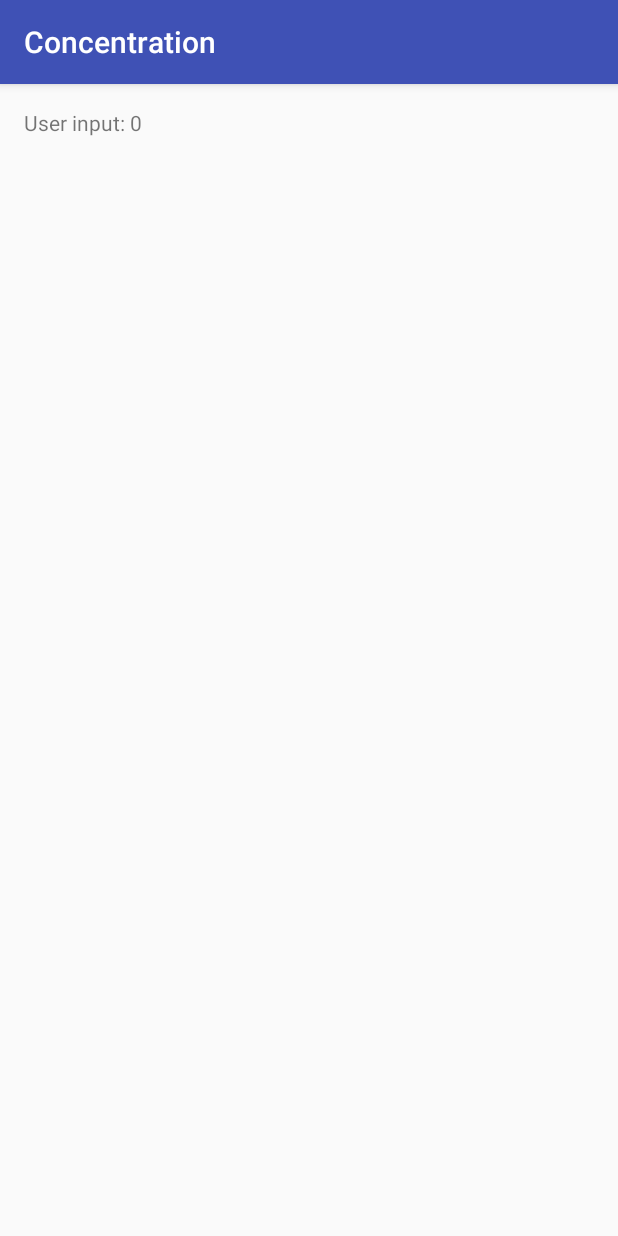
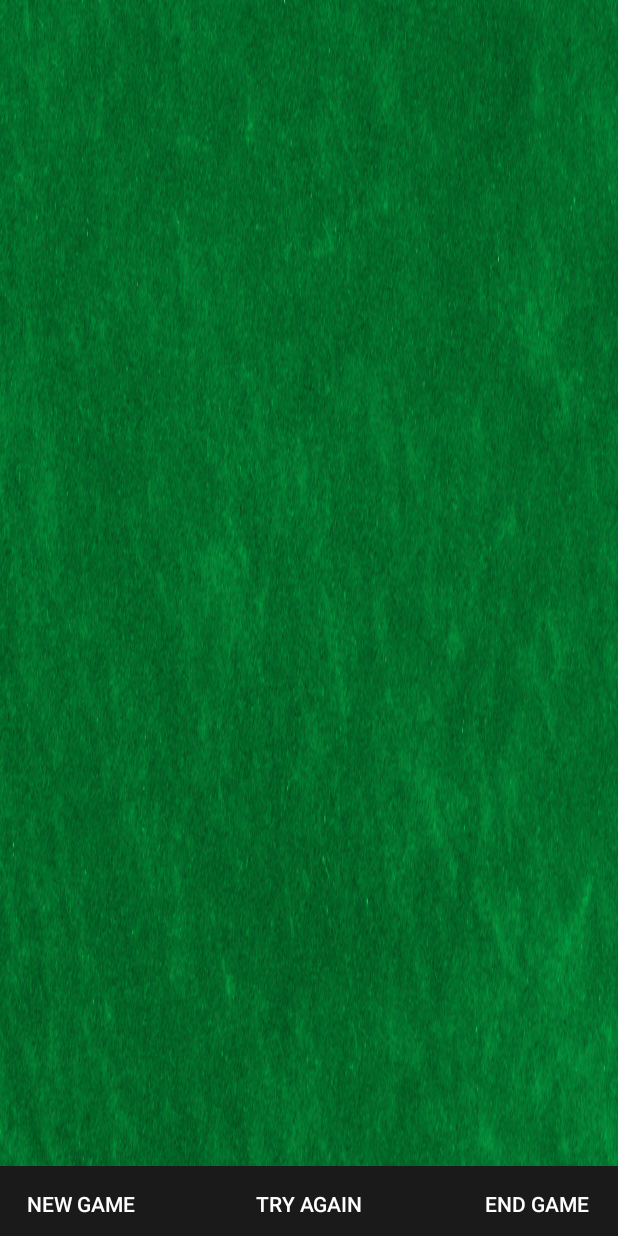
Before and after one commit to dmnuggins/CS245_AndroidApp, an Android app: the GameActivity screen opened directly, with no data from a screen before it, on a phone screen of 412 x 824 dp. Run offline under Robolectric (Android 15) with nearby library versions, the phone set to English and light mode, and no system bars.

Commit message:
Created layout for game activity

```diff
--- /dev/null
+++ b/app/src/main/java/cs245/concentration/Game/GameInstance.java
@@ -0,0 +1,8 @@
+package cs245.concentration.Game;
+
+/**
+ * Created by ELEE on 2/23/2017.
+ */
+
+public class GameInstance {
+}
--- a/app/src/main/java/cs245/concentration/GameActivity.java
+++ b/app/src/main/java/cs245/concentration/GameActivity.java
@@ -13,9 +13,9 @@ public class GameActivity extends AppCompatActivity {
     protected void onCreate(Bundle savedInstanceState) {
         super.onCreate(savedInstanceState);
         setContentView(R.layout.activity_game);
-        mText = (TextView)findViewById(R.id.textView);
-        Intent i = getIntent();
-        int input = i.getIntExtra("input", 0);
-        mText.setText("User input: " + input);
+//        mText = (TextView)findViewById(R.id.textView);
+//        Intent i = getIntent();
+//        int input = i.getIntExtra("input", 0);
+//        mText.setText("User input: " + input);
     }
 }
--- a/app/src/main/res/layout/activity_game.xml
+++ b/app/src/main/res/layout/activity_game.xml
@@ -4,14 +4,65 @@
     android:id="@+id/activity_game"
     android:layout_width="match_parent"
     android:layout_height="match_parent"
-    android:paddingBottom="@dimen/activity_vertical_margin"
-    android:paddingLeft="@dimen/activity_horizontal_margin"
-    android:paddingRight="@dimen/activity_horizontal_margin"
-    android:paddingTop="@dimen/activity_vertical_margin"
+    android:background="@drawable/poker_table"
+    android:orientation="vertical"
+
     tools:context="cs245.concentration.GameActivity">
 
-    <TextView
-        android:layout_width="wrap_content"
+    <GridLayout
+        android:id="@+id/cardsGridLayout"
+        android:layout_width="match_parent"
+        android:layout_height="match_parent"
+        android:layout_above="@+id/buttonPanel"
+        android:columnCount="4"
+        android:rowCount="5"
+        android:paddingBottom="@dimen/activity_vertical_margin"
+        android:paddingLeft="@dimen/activity_horizontal_margin"
+        android:paddingRight="@dimen/activity_horizontal_margin"
+        android:paddingTop="@dimen/activity_vertical_margin">
+
+    </GridLayout>
+
+    <RelativeLayout
+        android:id="@+id/buttonPanel"
+        style="@android:style/ButtonBar"
+        android:layout_width="match_parent"
         android:layout_height="wrap_content"
-        android:id="@+id/textView" />
+        android:layout_alignParentBottom="true"
+        android:layout_alignParentLeft="true"
+
+        android:layout_alignParentStart="true"
+        android:background="@color/buttonBarColor"
+        android:orientation="horizontal">
+
+        <Button
+            android:id="@+id/newGameButton"
+            style="?android:attr/borderlessButtonStyle"
+            android:layout_width="100dp"
+            android:layout_height="40dp"
+            android:layout_alignParentLeft="true"
+            android:layout_alignParentStart="true"
+            android:text="@string/new_game"
+            android:textColor="@color/buttonTextColor" />
+
+        <Button
+            android:id="@+id/tryAgainButton"
+            style="?android:attr/borderlessButtonStyle"
+            android:layout_width="100dp"
+            android:layout_height="40dp"
+            android:layout_alignParentTop="true"
+            android:layout_centerInParent="true"
+            android:text="@string/try_again"
+            android:textColor="@color/buttonTextColor" />
+
+        <Button
+            android:id="@+id/endGameButton"
+            style="?android:attr/borderlessButtonStyle"
+            android:layout_width="100dp"
+            android:layout_height="40dp"
+            android:layout_alignParentEnd="true"
+            android:layout_alignParentRight="true"
+            android:text="@string/end_game"
+            android:textColor="@color/buttonTextColor" />
+    </RelativeLayout>
 </RelativeLayout>
--- a/app/src/main/res/values/colors.xml
+++ b/app/src/main/res/values/colors.xml
@@ -3,4 +3,6 @@
     <color name="colorPrimary">#3F51B5</color>
     <color name="colorPrimaryDark">#303F9F</color>
     <color name="colorAccent">#FF4081</color>
+    <color name="buttonBarColor">#1a1a1a</color>
+    <color name="buttonTextColor">#FFFFFF</color>
 </resources>
--- a/app/src/main/res/values/strings.xml
+++ b/app/src/main/res/values/strings.xml
@@ -1,3 +1,6 @@
 <resources>
     <string name="app_name">Concentration</string>
+    <string name="try_again">Try Again</string>
+    <string name="new_game">New Game</string>
+    <string name="end_game">End Game</string>
 </resources>
--- a/app/src/main/res/values/styles.xml
+++ b/app/src/main/res/values/styles.xml
@@ -1,7 +1,7 @@
 <resources>
 
     <!-- Base application theme. -->
-    <style name="AppTheme" parent="Theme.AppCompat.Light.DarkActionBar">
+    <style name="AppTheme" parent="Theme.AppCompat.Light.NoActionBar">
         <!-- Customize your theme here. -->
         <item name="colorPrimary">@color/colorPrimary</item>
         <item name="colorPrimaryDark">@color/colorPrimaryDark</item>
```
Also changed, not shown: app/src/main/res/drawable/poker_table.jpg (added).
